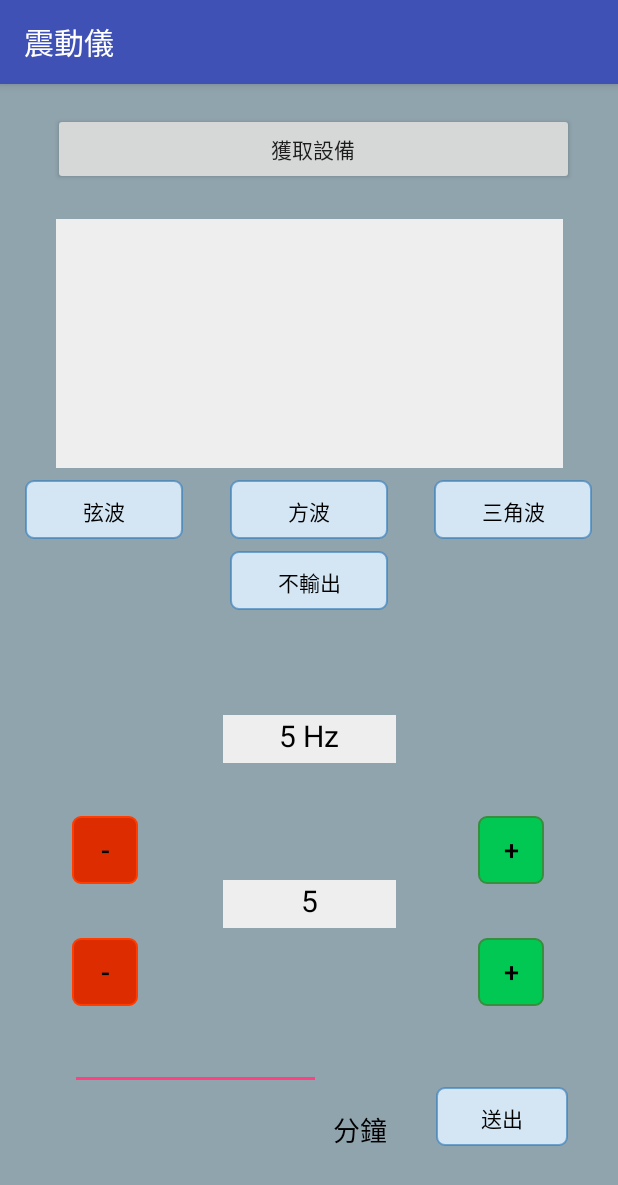
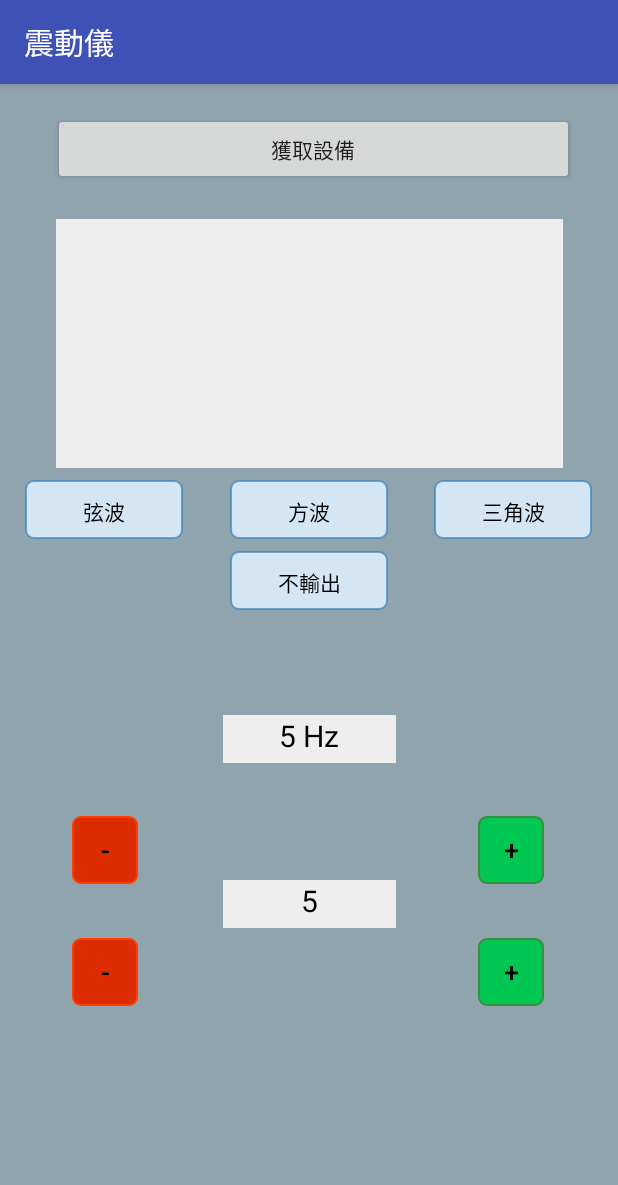
Before and after one commit to LijueLI/BluetoothT, an Android app: the screen it shows after launch (MainActivity), on a phone screen of 412 x 824 dp. Shown: the top 1185 px of the screen. Run offline under Robolectric (Android 15) with nearby library versions, the phone set to English and light mode, and no system bars.

Commit message:
最新版本

```diff
--- a/app/src/main/res/layout/activity_main.xml
+++ b/app/src/main/res/layout/activity_main.xml
@@ -244,8 +244,10 @@
         android:layout_marginTop="8dp"
         android:ems="10"
         android:inputType="numberDecimal"
+        android:text="30"
         android:textAlignment="center"
         android:textColor="#000000"
+        android:visibility="invisible"
         app:layout_constraintBottom_toBottomOf="parent"
         app:layout_constraintEnd_toEndOf="parent"
         app:layout_constraintHorizontal_bias="0.169"
@@ -264,6 +266,7 @@
         android:text="分鐘"
         android:textColor="#000000"
         android:textSize="18sp"
+        android:visibility="invisible"
         app:layout_constraintBottom_toBottomOf="parent"
         app:layout_constraintEnd_toEndOf="parent"
         app:layout_constraintHorizontal_bias="0.0"
@@ -283,6 +286,7 @@
         android:enabled="false"
         android:text="送出"
         android:textColor="#000000"
+        android:visibility="invisible"
         app:layout_constraintBottom_toBottomOf="parent"
         app:layout_constraintEnd_toEndOf="parent"
         app:layout_constraintHorizontal_bias="0.481"
--- a/build.gradle
+++ b/build.gradle
@@ -7,7 +7,7 @@ buildscript {
         jcenter()
     }
     dependencies {
-        classpath 'com.android.tools.build:gradle:3.1.4'
+        classpath 'com.android.tools.build:gradle:3.2.1'
 
 
         // NOTE: Do not place your application dependencies here; they belong
```
Also changed, not shown: gradle/wrapper/gradle-wrapper.properties.
